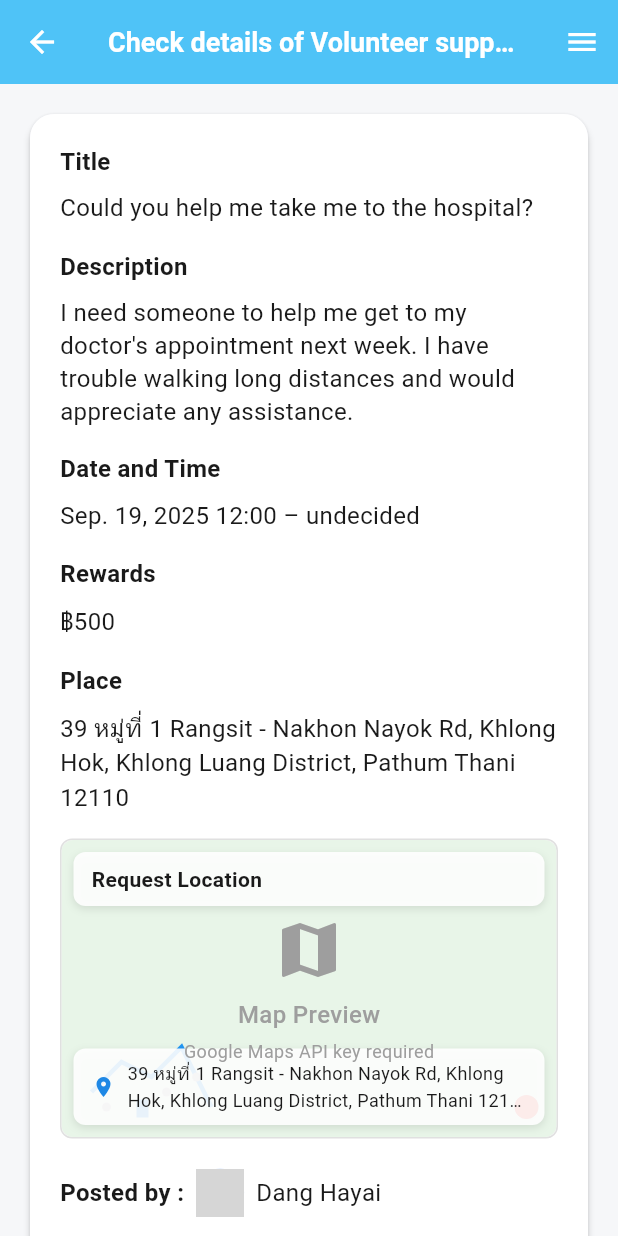
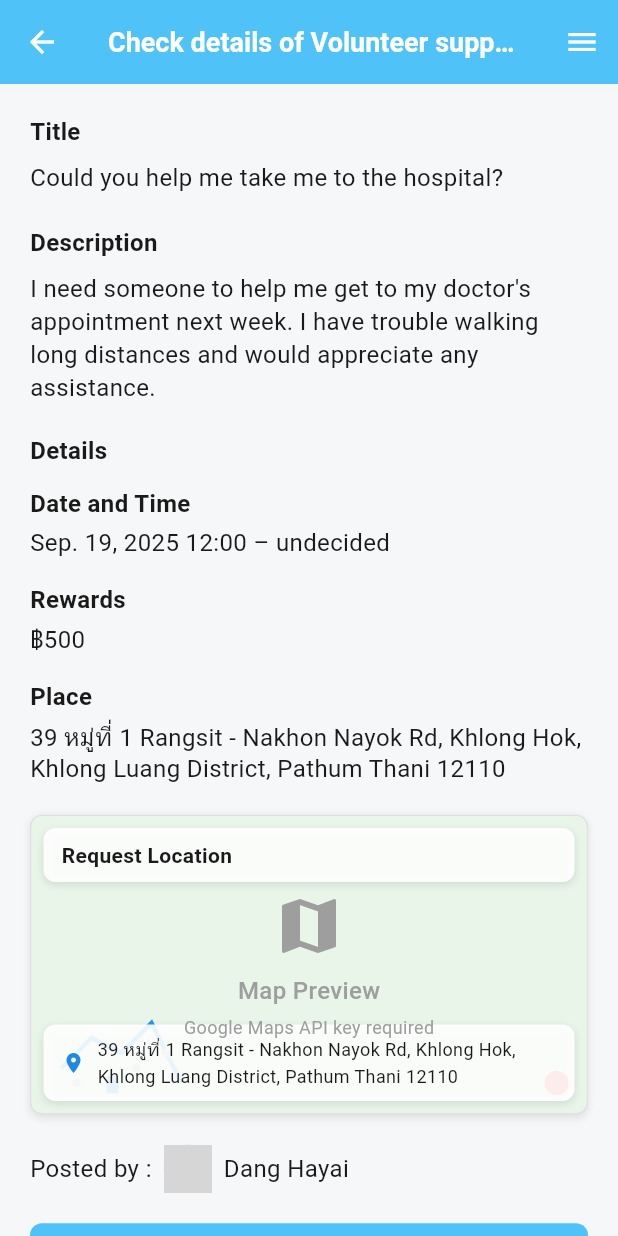
Before and after one commit to MrPusitCH/ICPC-2025, a Flutter app: the VolunteerDetailScreen screen opened directly with sample values from the repository, on a phone screen of 412 x 824 dp. Run offline on Flutter 3.47's test engine with Material 3 defaults, Android fonts, the light colour scheme and no system bars; our stand-ins replace geocoding, google_maps_flutter, image_picker, shared_preferences; accounts and stored records are empty; network calls fail; grey boxes are pictures that could not be loaded.

Commit message:
feat: Redesign volunteer detail screen to match photo layout
- Remove rectangle card design for full-page layout
- Implement clean, simple structure matching reference photo:
  - Title section with bold label and content
  - Description section with proper text wrapping
  - Details section with Date/Time, Rewards, and Place
  - Map section with rounded corners and shadow
  - Posted by section with avatar and name
  - Full-width Confirm and Support button

- Fix 'Rewords' typo to 'Rewards' in details section
- Simplify _buildDetailRow method to match photo layout
- Remove complex containers and icons for cleaner design
- Use consistent 16px typography throughout
- Maintain proper spacing and visual hierarchy

- All changes follow the exact layout shown in reference photo
- No linter errors - clean, maintainable code

```diff
--- a/frontend/neighbor_app/lib/screens/volunteer/volunteer_detail_screen.dart
+++ b/frontend/neighbor_app/lib/screens/volunteer/volunteer_detail_screen.dart
@@ -61,21 +61,8 @@ class _VolunteerDetailScreenState extends State<VolunteerDetailScreen> {
           ),
         ],
       ),
-      body: Stack(
-        children: [
-          SingleChildScrollView(
-            padding: const EdgeInsets.all(AppTheme.spacing16),
-            child: Card(
-              elevation: 2,
-              shape: RoundedRectangleBorder(
-                borderRadius: BorderRadius.circular(16),
-              ),
-              child: Container(
+      body: SingleChildScrollView(
         padding: const EdgeInsets.all(AppTheme.spacing20),
-                decoration: BoxDecoration(
-                  color: AppTheme.white,
-                  borderRadius: BorderRadius.circular(16),
-                ),
         child: Column(
           crossAxisAlignment: CrossAxisAlignment.start,
           children: [
@@ -96,7 +83,7 @@ class _VolunteerDetailScreenState extends State<VolunteerDetailScreen> {
                 color: Color(0xFF1A1A1A),
               ),
             ),
-                    const SizedBox(height: AppTheme.spacing16),
+            const SizedBox(height: AppTheme.spacing20),
 
             // Description section
             const Text(
@@ -116,72 +103,63 @@ class _VolunteerDetailScreenState extends State<VolunteerDetailScreen> {
                 height: 1.4,
               ),
             ),
-                    const SizedBox(height: AppTheme.spacing16),
+            const SizedBox(height: AppTheme.spacing20),
 
-                    // Date and Time section
+            // Details section
             const Text(
-                      'Date and Time',
+              'Details',
               style: TextStyle(
                 fontSize: 16,
                 fontWeight: FontWeight.bold,
                 color: Color(0xFF1A1A1A),
               ),
             ),
-                    const SizedBox(height: AppTheme.spacing8),
-                    Text(
-                      widget.volunteer.dateTime,
-                      style: const TextStyle(
-                        fontSize: 16,
-                        color: Color(0xFF1A1A1A),
-                      ),
+            const SizedBox(height: AppTheme.spacing12),
+
+            // Date and Time
+            _buildDetailRow(
+              label: 'Date and Time',
+              value: widget.volunteer.dateTime,
             ),
             const SizedBox(height: AppTheme.spacing16),
 
-                    // Rewards section
-                    const Text(
-                      'Rewards',
-                      style: TextStyle(
-                        fontSize: 16,
-                        fontWeight: FontWeight.bold,
-                        color: Color(0xFF1A1A1A),
-                      ),
-                    ),
-                    const SizedBox(height: AppTheme.spacing8),
-                    Text(
-                      widget.volunteer.reward,
-                      style: const TextStyle(
-                        fontSize: 16,
-                        color: Color(0xFF1A1A1A),
-                      ),
+            // Rewards (fix typo from "Rewords" to "Rewards")
+            _buildDetailRow(
+              label: 'Rewards',
+              value: widget.volunteer.reward,
             ),
             const SizedBox(height: AppTheme.spacing16),
 
-                    // Place section
-                    const Text(
-                      'Place',
-                      style: TextStyle(
-                        fontSize: 16,
-                        fontWeight: FontWeight.bold,
-                        color: Color(0xFF1A1A1A),
+            // Place
+            _buildDetailRow(
+              label: 'Place',
+              value: '39 หมู่ที่ 1 Rangsit - Nakhon Nayok Rd, Khlong Hok, Khlong Luang District, Pathum Thani 12110',
             ),
-                    ),
-                    const SizedBox(height: AppTheme.spacing8),
-                    Text(
-                      '39 หมู่ที่ 1 Rangsit - Nakhon Nayok Rd, Khlong Hok, Khlong Luang District, Pathum Thani 12110',
-                      style: const TextStyle(
-                        fontSize: 16,
-                        color: Color(0xFF1A1A1A),
-                      ),
-                    ),
-                    const SizedBox(height: AppTheme.spacing16),
+            const SizedBox(height: AppTheme.spacing20),
 
             // Map section
-                    LocationMapWidget(
+            Container(
+              height: 200,
+              decoration: BoxDecoration(
+                borderRadius: BorderRadius.circular(8),
+                boxShadow: [
+                  BoxShadow(
+                    color: Colors.black.withValues(alpha: 0.1),
+                    blurRadius: 4,
+                    offset: const Offset(0, 2),
+                  ),
+                ],
+              ),
+              child: ClipRRect(
+                borderRadius: BorderRadius.circular(8),
+                child: LocationMapWidget(
                   height: 200,
                   title: 'Request Location',
                   isSelectable: false,
                   initialPosition: const LatLng(13.7563, 100.5018), // Bangkok coordinates as default
                   initialAddress: '39 หมู่ที่ 1 Rangsit - Nakhon Nayok Rd, Khlong Hok, Khlong Luang District, Pathum Thani 12110',
+                ),
+              ),
             ),
             const SizedBox(height: AppTheme.spacing20),
 
@@ -192,7 +170,6 @@ class _VolunteerDetailScreenState extends State<VolunteerDetailScreen> {
                   'Posted by :',
                   style: TextStyle(
                     fontSize: 16,
-                            fontWeight: FontWeight.bold,
                     color: Color(0xFF1A1A1A),
                   ),
                 ),
@@ -233,8 +210,9 @@ class _VolunteerDetailScreenState extends State<VolunteerDetailScreen> {
                     vertical: AppTheme.spacing12,
                   ),
                   shape: RoundedRectangleBorder(
-                            borderRadius: BorderRadius.circular(AppTheme.radiusMedium),
+                    borderRadius: BorderRadius.circular(8),
                   ),
+                  elevation: 0,
                 ),
                 child: const Text(
                   'Confirm and Support',
@@ -246,13 +224,38 @@ class _VolunteerDetailScreenState extends State<VolunteerDetailScreen> {
                 ),
               ),
             ),
+            const SizedBox(height: AppTheme.spacing20),
           ],
         ),
       ),
+    );
+  }
+
+  Widget _buildDetailRow({
+    required String label,
+    required String value,
+  }) {
+    return Column(
+      crossAxisAlignment: CrossAxisAlignment.start,
+      children: [
+        Text(
+          label,
+          style: const TextStyle(
+            fontSize: 16,
+            fontWeight: FontWeight.bold,
+            color: Color(0xFF1A1A1A),
+          ),
+        ),
+        const SizedBox(height: 4),
+        Text(
+          value,
+          style: const TextStyle(
+            fontSize: 16,
+            color: Color(0xFF1A1A1A),
+            height: 1.3,
           ),
         ),
       ],
-      ),
     );
   }
 }
```
Lines whose indentation alone changed are shown as unchanged.
